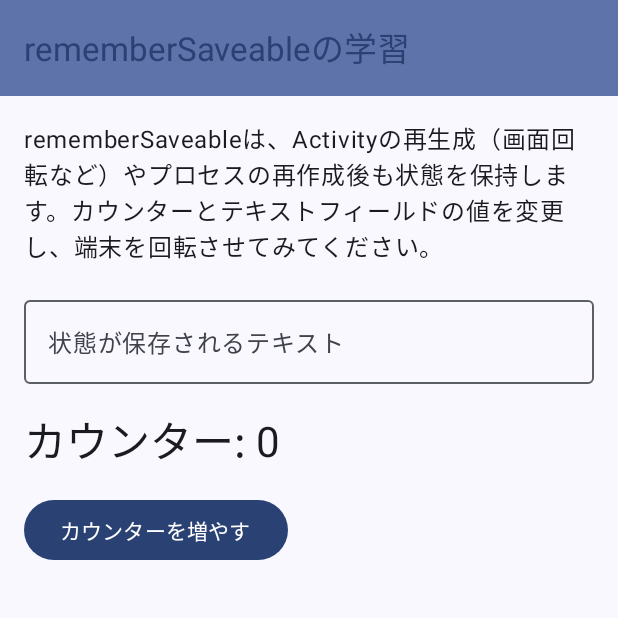
After one commit to Fujikouki/AndroidLab, an Android app built with Jetpack Compose: the SavedInstanceStateScreen screen opened through its navigation route, on a phone screen of 412 x 824 dp, the top half of it. The commit adds this screen. Run offline under Robolectric (Android 15) with nearby library versions, the phone set to English and light mode, and no system bars.

Commit message:
savedInstanceState学習項目の初期実装

```diff
--- a/app/src/main/java/com/example/kouki/fujisue/androidlab/MainActivity.kt
+++ b/app/src/main/java/com/example/kouki/fujisue/androidlab/MainActivity.kt
@@ -31,6 +31,7 @@ import com.example.kouki.fujisue.androidlab.ui.networking.NetworkingScreen
 import com.example.kouki.fujisue.androidlab.ui.notification.NotificationScreen
 import com.example.kouki.fujisue.androidlab.ui.other.OtherScreen
 import com.example.kouki.fujisue.androidlab.ui.permission.PermissionsScreen
+import com.example.kouki.fujisue.androidlab.ui.savedinstancestate.SavedInstanceStateScreen
 import com.example.kouki.fujisue.androidlab.ui.sideeffect.SideEffectScreen
 import com.example.kouki.fujisue.androidlab.ui.storage.StorageScreen
 import com.example.kouki.fujisue.androidlab.ui.text.TextScreen
@@ -134,6 +135,9 @@ fun AppContent() {
             composable<Route.ActivityResultScreen> {
                 ActivityResultScreen()
             }
+            composable<Route.SavedInstanceStateScreen> {
+                SavedInstanceStateScreen()
+            }
         }
     }
 }
--- a/app/src/main/java/com/example/kouki/fujisue/androidlab/ui/main/MainScreen.kt
+++ b/app/src/main/java/com/example/kouki/fujisue/androidlab/ui/main/MainScreen.kt
@@ -42,7 +42,8 @@ fun MainScreen(navController: NavController) {
         Route.StorageScreen to "データ永続化を学ぶ画面",
         Route.LocationScreen to "GPS（位置情報）を学ぶ画面",
         Route.LifecycleScreen to "ライフサイクルを学ぶ画面",
-        Route.ActivityResultScreen to "ActivityResultを学ぶ画面"
+        Route.ActivityResultScreen to "ActivityResultを学ぶ画面",
+        Route.SavedInstanceStateScreen to "savedInstanceStateを学ぶ画面"
     )
 
     Scaffold(
--- a/app/src/main/java/com/example/kouki/fujisue/androidlab/ui/navigation/Route.kt
+++ b/app/src/main/java/com/example/kouki/fujisue/androidlab/ui/navigation/Route.kt
@@ -103,4 +103,10 @@ object Route {
      */
     @Serializable
     data object ActivityResultScreen
+
+    /**
+     * savedInstanceStateを学ぶ画面
+     */
+    @Serializable
+    data object SavedInstanceStateScreen
 }
--- /dev/null
+++ b/app/src/main/java/com/example/kouki/fujisue/androidlab/ui/savedinstancestate/SavedInstanceStateScreen.kt
@@ -0,0 +1,67 @@
+package com.example.kouki.fujisue.androidlab.ui.savedinstancestate
+
+import androidx.compose.foundation.layout.Arrangement
+import androidx.compose.foundation.layout.Column
+import androidx.compose.foundation.layout.fillMaxSize
+import androidx.compose.foundation.layout.fillMaxWidth
+import androidx.compose.foundation.layout.padding
+import androidx.compose.material3.Button
+import androidx.compose.material3.ExperimentalMaterial3Api
+import androidx.compose.material3.MaterialTheme
+import androidx.compose.material3.OutlinedTextField
+import androidx.compose.material3.Scaffold
+import androidx.compose.material3.Text
+import androidx.compose.material3.TopAppBar
+import androidx.compose.material3.TopAppBarDefaults
+import androidx.compose.runtime.Composable
+import androidx.compose.runtime.getValue
+import androidx.compose.runtime.mutableStateOf
+import androidx.compose.runtime.saveable.rememberSaveable
+import androidx.compose.runtime.setValue
+import androidx.compose.ui.Modifier
+import androidx.compose.ui.unit.dp
+
+@OptIn(ExperimentalMaterial3Api::class)
+@Composable
+fun SavedInstanceStateScreen() {
+    var text by rememberSaveable { mutableStateOf("") }
+    var count by rememberSaveable { mutableStateOf(0) }
+
+    Scaffold(
+        topBar = {
+            TopAppBar(
+                title = { Text("rememberSaveableの学習") },
+                colors = TopAppBarDefaults.topAppBarColors(
+                    containerColor = MaterialTheme.colorScheme.primaryContainer,
+                    titleContentColor = MaterialTheme.colorScheme.primary,
+                )
+            )
+        }
+    ) { paddingValues ->
+        Column(
+            modifier = Modifier
+                .fillMaxSize()
+                .padding(paddingValues)
+                .padding(16.dp),
+            verticalArrangement = Arrangement.spacedBy(16.dp)
+        ) {
+            Text(
+                text = "rememberSaveableは、Activityの再生成（画面回転など）やプロセスの再作成後も状態を保持します。カウンターとテキストフィールドの値を変更し、端末を回転させてみてください。",
+                style = MaterialTheme.typography.bodyLarge
+            )
+
+            OutlinedTextField(
+                value = text,
+                onValueChange = { text = it },
+                label = { Text("状態が保存されるテキスト") },
+                modifier = Modifier.fillMaxWidth()
+            )
+
+            Text("カウンター: $count", style = MaterialTheme.typography.headlineMedium)
+
+            Button(onClick = { count++ }) {
+                Text("カウンターを増やす")
+            }
+        }
+    }
+}
```
